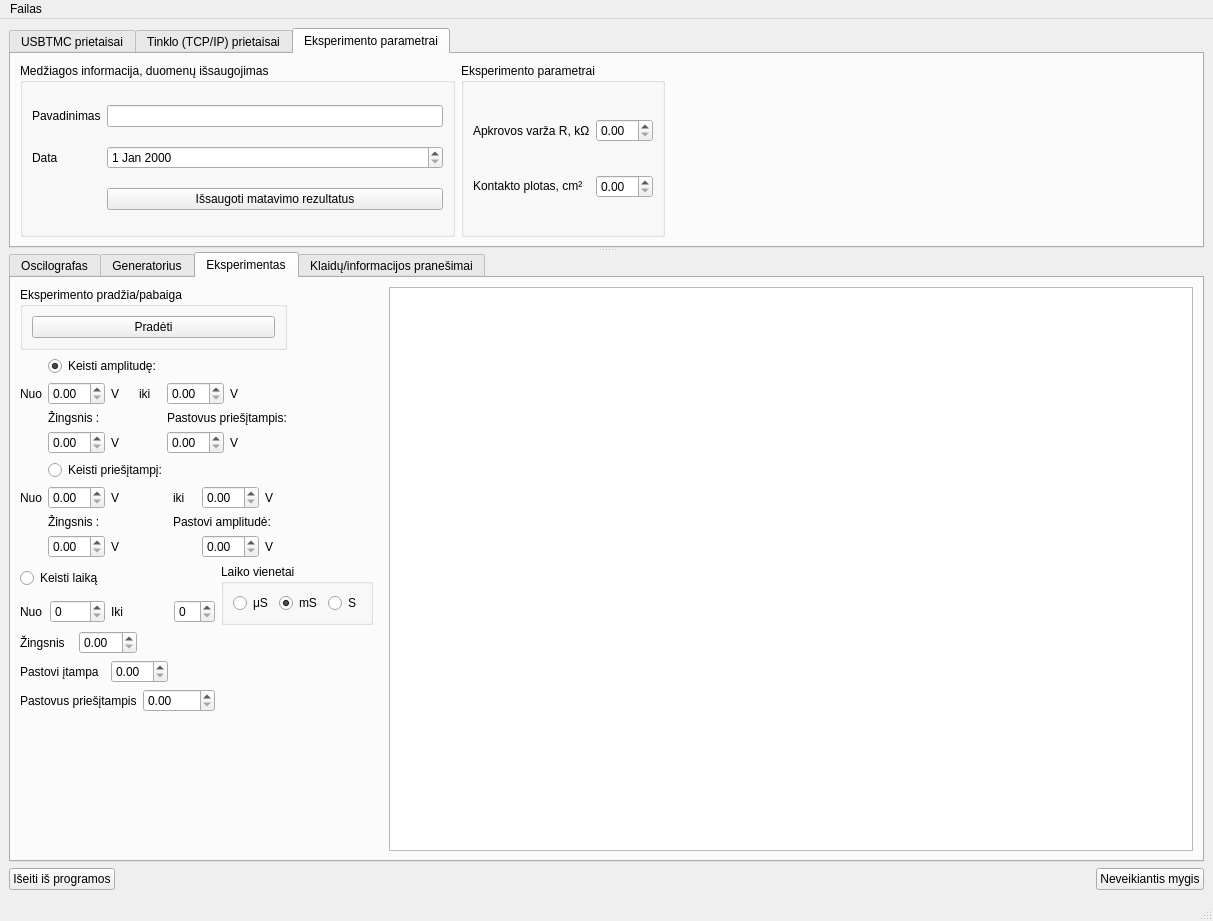
Qt form UIfiles/GUIThread.ui (userIsTaken/TryUSB) before a commit.
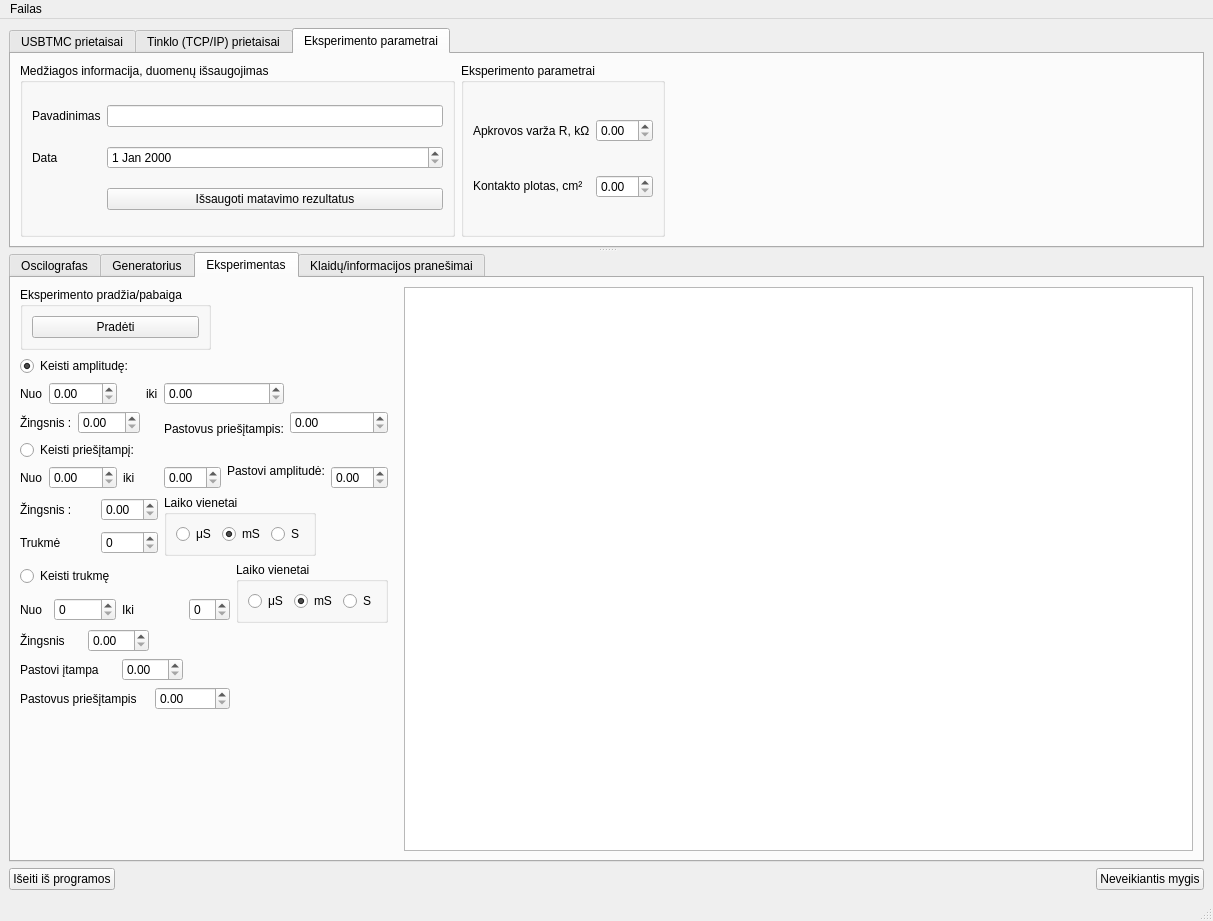
The same form after that commit. Icons and pictures are not drawn. Custom widgets are drawn as their Qt base class.

Diff of the .ui file:
```diff
--- a/UIfiles/GUIThread.ui
+++ b/UIfiles/GUIThread.ui
@@ -1116,7 +1116,7 @@
         <attribute name="title">
          <string>Eksperimentas</string>
         </attribute>
-        <layout class="QGridLayout" name="gridLayout_25">
+        <layout class="QGridLayout" name="gridLayout_22">
          <item row="0" column="0">
           <widget class="QGroupBox" name="groupBox_5">
            <property name="title">
@@ -1133,12 +1133,12 @@
            </layout>
           </widget>
          </item>
-         <item row="0" column="3" rowspan="5">
+         <item row="0" column="3" rowspan="4">
           <widget class="PlotWidget" name="experimentDataViewPlot"/>
          </item>
-         <item row="1" column="0">
+         <item row="1" column="0" colspan="2">
           <layout class="QGridLayout" name="gridLayout_21">
-           <item row="0" column="1" colspan="3">
+           <item row="0" column="0" colspan="5">
             <widget class="QRadioButton" name="sweepAmplitudeRadioButton">
              <property name="text">
               <string>Keisti amplitudę:</string>
@@ -1155,154 +1155,165 @@
              </property>
             </widget>
            </item>
-           <item row="1" column="1">
+           <item row="1" column="1" colspan="3">
             <widget class="QDoubleSpinBox" name="doubleSpinBox_2"/>
            </item>
-           <item row="1" column="2">
-            <widget class="QLabel" name="label_6">
-             <property name="text">
-              <string>V</string>
-             </property>
-            </widget>
-           </item>
-           <item row="1" column="3">
+           <item row="1" column="5">
             <widget class="QLabel" name="label_9">
              <property name="text">
               <string>iki</string>
              </property>
             </widget>
            </item>
-           <item row="1" column="4">
+           <item row="1" column="6" colspan="2">
             <widget class="QDoubleSpinBox" name="doubleSpinBox"/>
            </item>
-           <item row="1" column="5">
-            <widget class="QLabel" name="label_7">
-             <property name="text">
-              <string>V</string>
-             </property>
-            </widget>
-           </item>
-           <item row="2" column="1">
+           <item row="2" column="0" colspan="2">
             <widget class="QLabel" name="label_11">
              <property name="text">
               <string>Žingsnis :</string>
              </property>
             </widget>
            </item>
-           <item row="2" column="4" colspan="2">
+           <item row="2" column="2" colspan="3">
+            <widget class="QDoubleSpinBox" name="doubleSpinBox_3"/>
+           </item>
+           <item row="2" column="6" rowspan="2" colspan="2">
             <widget class="QLabel" name="label_13">
              <property name="text">
               <string>Pastovus priešįtampis:</string>
              </property>
-            </widget>
-           </item>
-           <item row="3" column="1">
-            <widget class="QDoubleSpinBox" name="doubleSpinBox_3"/>
-           </item>
-           <item row="3" column="2">
-            <widget class="QLabel" name="label_12">
-             <property name="text">
-              <string>V</string>
+             <property name="wordWrap">
+              <bool>true</bool>
              </property>
             </widget>
            </item>
-           <item row="3" column="4">
+           <item row="2" column="8" colspan="2">
             <widget class="QDoubleSpinBox" name="doubleSpinBox_4"/>
            </item>
-           <item row="3" column="5">
-            <widget class="QLabel" name="label_14">
-             <property name="text">
-              <string>V</string>
-             </property>
-            </widget>
-           </item>
-          </layout>
-         </item>
-         <item row="2" column="0">
-          <layout class="QGridLayout" name="gridLayout_22">
-           <item row="0" column="1" colspan="2">
+           <item row="3" column="0" rowspan="2" colspan="5">
             <widget class="QRadioButton" name="sweepOffsetRadioButton">
              <property name="text">
               <string>Keisti priešįtampį:</string>
              </property>
             </widget>
            </item>
-           <item row="1" column="0">
+           <item row="4" column="7" rowspan="2" colspan="2">
+            <widget class="QLabel" name="label_20">
+             <property name="text">
+              <string>&lt;html&gt;&lt;head/&gt;&lt;body&gt;&lt;p&gt;Pastovi amplitudė:&lt;/p&gt;&lt;/body&gt;&lt;/html&gt;</string>
+             </property>
+             <property name="wordWrap">
+              <bool>true</bool>
+             </property>
+            </widget>
+           </item>
+           <item row="5" column="0">
             <widget class="QLabel" name="label_16">
              <property name="text">
               <string>Nuo</string>
              </property>
             </widget>
            </item>
-           <item row="1" column="1">
+           <item row="5" column="1" colspan="3">
             <widget class="QDoubleSpinBox" name="doubleSpinBox_5"/>
            </item>
-           <item row="1" column="2">
-            <widget class="QLabel" name="label_17">
-             <property name="text">
-              <string>V</string>
-             </property>
-            </widget>
-           </item>
-           <item row="1" column="3">
+           <item row="5" column="4">
             <widget class="QLabel" name="label_15">
              <property name="text">
               <string>iki</string>
              </property>
             </widget>
            </item>
-           <item row="1" column="4">
+           <item row="5" column="6">
             <widget class="QDoubleSpinBox" name="doubleSpinBox_6"/>
            </item>
-           <item row="1" column="5">
-            <widget class="QLabel" name="label_18">
-             <property name="text">
-              <string>V</string>
-             </property>
-            </widget>
+           <item row="5" column="9">
+            <widget class="QDoubleSpinBox" name="doubleSpinBox_8"/>
            </item>
-           <item row="2" column="1">
+           <item row="6" column="0" colspan="3">
             <widget class="QLabel" name="label_19">
              <property name="text">
               <string>Žingsnis :</string>
              </property>
             </widget>
            </item>
-           <item row="2" column="3" colspan="3">
-            <widget class="QLabel" name="label_20">
-             <property name="text">
-              <string>Pastovi amplitudė:</string>
-             </property>
-            </widget>
-           </item>
-           <item row="3" column="1">
+           <item row="6" column="3" colspan="3">
             <widget class="QDoubleSpinBox" name="doubleSpinBox_7"/>
            </item>
-           <item row="3" column="2">
-            <widget class="QLabel" name="label_22">
-             <property name="text">
-              <string>V</string>
+           <item row="6" column="6" rowspan="2" colspan="4">
+            <widget class="QGroupBox" name="groupBox_9">
+             <property name="sizePolicy">
+              <sizepolicy hsizetype="Fixed" vsizetype="Fixed">
+               <horstretch>0</horstretch>
+               <verstretch>0</verstretch>
+              </sizepolicy>
              </property>
+             <property name="title">
+              <string>Laiko vienetai</string>
+             </property>
+             <layout class="QGridLayout" name="gridLayout_25">
+              <item row="0" column="0">
+               <widget class="QRadioButton" name="triggerInterval_uS_3">
+                <property name="text">
+                 <string>μS</string>
+                </property>
+               </widget>
+              </item>
+              <item row="0" column="1">
+               <widget class="QRadioButton" name="triggerInterval_mS_3">
+                <property name="text">
+                 <string>mS</string>
+                </property>
+                <property name="checked">
+                 <bool>true</bool>
+                </property>
+               </widget>
+              </item>
+              <item row="0" column="2">
+               <widget class="QRadioButton" name="triggerInterval_S_3">
+                <property name="text">
+                 <string>S</string>
+                </property>
+               </widget>
+              </item>
+             </layout>
             </widget>
            </item>
-           <item row="3" column="4">
-            <widget class="QDoubleSpinBox" name="doubleSpinBox_8"/>
-           </item>
-           <item row="3" column="5">
-            <widget class="QLabel" name="label_21">
+           <item row="7" column="0" colspan="2">
+            <widget class="QLabel" name="label_14">
              <property name="text">
-              <string>V</string>
+              <string>Trukmė</string>
              </property>
             </widget>
            </item>
+           <item row="7" column="3" colspan="3">
+            <widget class="QSpinBox" name="spinBox_3"/>
+           </item>
           </layout>
          </item>
-         <item row="3" column="0" colspan="2">
+         <item row="1" column="2">
+          <spacer name="horizontalSpacer_13">
+           <property name="orientation">
+            <enum>Qt::Horizontal</enum>
+           </property>
+           <property name="sizeType">
+            <enum>QSizePolicy::Fixed</enum>
+           </property>
+           <property name="sizeHint" stdset="0">
+            <size>
+             <width>10</width>
+             <height>20</height>
+            </size>
+           </property>
+          </spacer>
+         </item>
+         <item row="2" column="0" colspan="2">
           <layout class="QGridLayout" name="gridLayout_24">
            <item row="0" column="0" colspan="3">
             <widget class="QRadioButton" name="sweepTimeRadioButton">
              <property name="text">
-              <string>Keisti laiką</string>
+              <string>Keisti trukmę</string>
              </property>
             </widget>
            </item>
@@ -1397,23 +1408,7 @@
            </item>
           </layout>
          </item>
-         <item row="3" column="2">
-          <spacer name="horizontalSpacer_13">
-           <property name="orientation">
-            <enum>Qt::Horizontal</enum>
-           </property>
-           <property name="sizeType">
-            <enum>QSizePolicy::Fixed</enum>
-           </property>
-           <property name="sizeHint" stdset="0">
-            <size>
-             <width>10</width>
-             <height>20</height>
-            </size>
-           </property>
-          </spacer>
-         </item>
-         <item row="4" column="1">
+         <item row="3" column="1">
           <spacer name="verticalSpacer_3">
            <property name="orientation">
             <enum>Qt::Vertical</enum>
```
